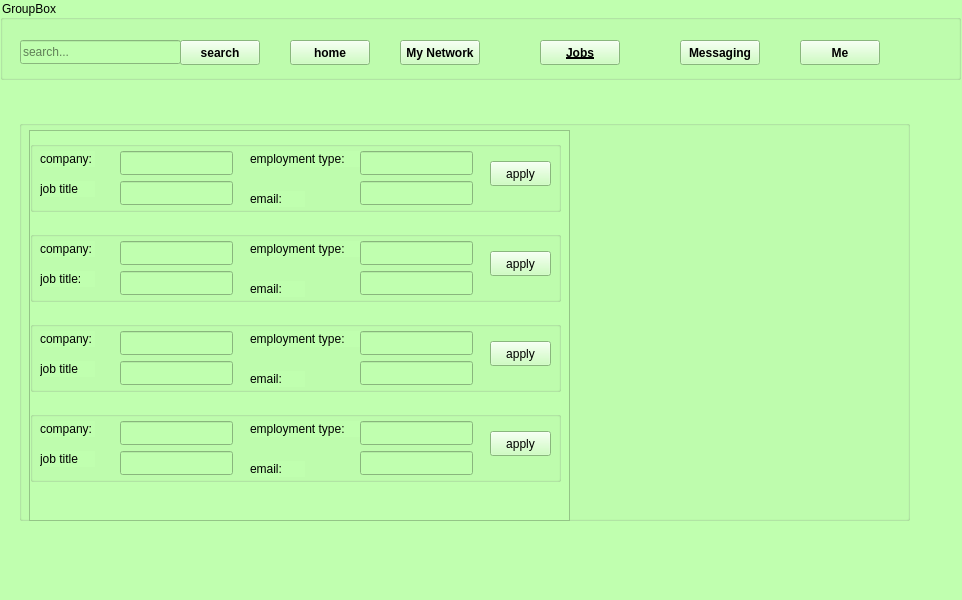
The window that jobs_karbar.ui (white-vessel/eyd-project) describes before a commit, drawn with Qt 5.
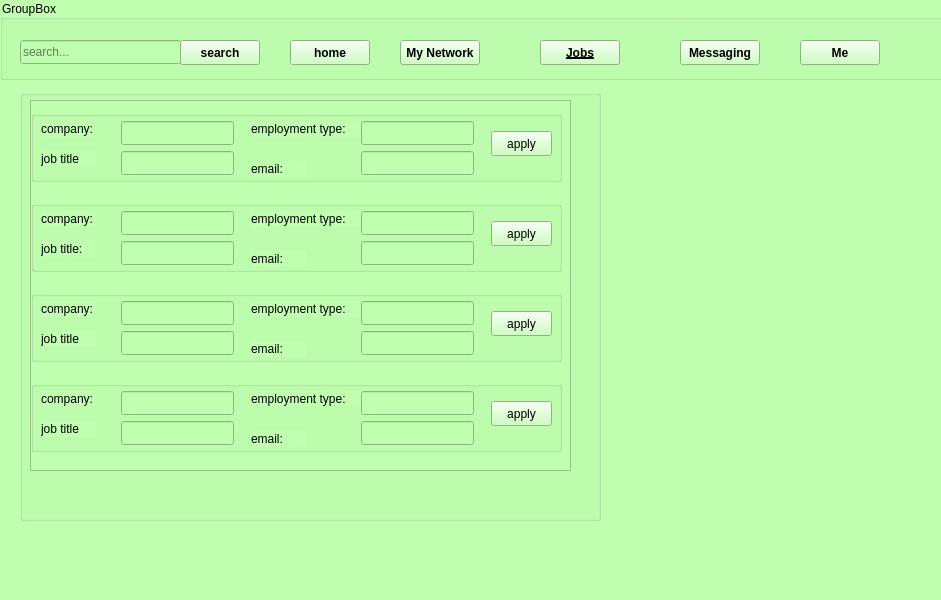
The same window after the commit. Icons and pictures are not drawn.

```diff
--- a/jobs_karbar.ui
+++ b/jobs_karbar.ui
@@ -6,7 +6,7 @@
    <rect>
     <x>0</x>
     <y>0</y>
-    <width>962</width>
+    <width>941</width>
     <height>600</height>
    </rect>
   </property>
@@ -172,10 +172,10 @@
    <widget class="QGroupBox" name="groupBox_2">
     <property name="geometry">
      <rect>
-      <x>19</x>
-      <y>120</y>
-      <width>891</width>
-      <height>401</height>
+      <x>20</x>
+      <y>90</y>
+      <width>581</width>
+      <height>431</height>
      </rect>
     </property>
     <property name="title">
@@ -187,7 +187,7 @@
        <x>10</x>
        <y>10</y>
        <width>541</width>
-       <height>391</height>
+       <height>371</height>
       </rect>
      </property>
      <property name="widgetResizable">
@@ -199,7 +199,7 @@
         <x>0</x>
         <y>0</y>
         <width>539</width>
-        <height>389</height>
+        <height>369</height>
        </rect>
       </property>
       <widget class="QGroupBox" name="groupBox_3">
```
Left out of the diff: 3 changed lines with no effect on the pictures.
